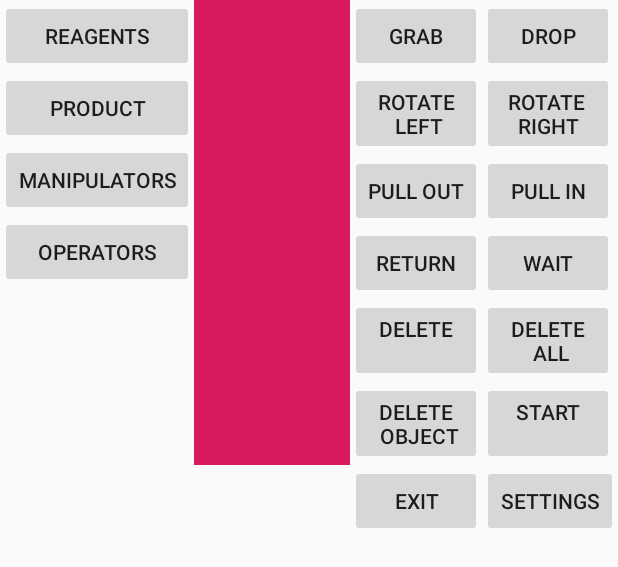
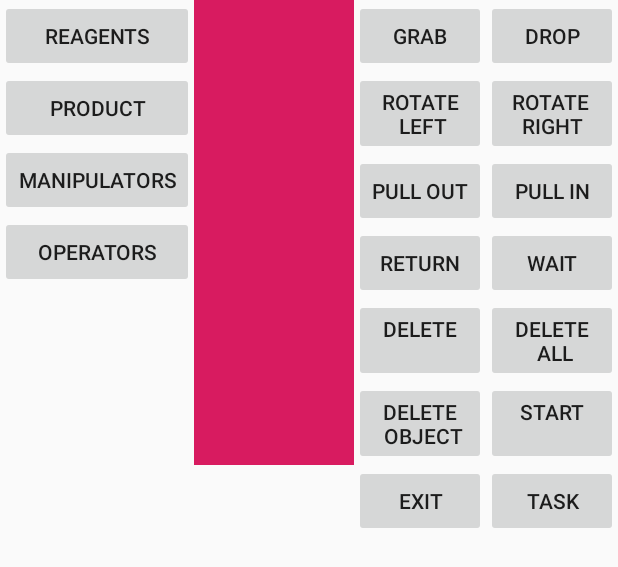
Before and after one commit to murovv/opus_magnum_game_field, an Android app: the layout activity_main.xml on its own in the app's theme, with its tools: preview values and no code run, on a phone screen of 412 x 824 dp. Shown: the top 567 px of the screen. Run offline under Robolectric (Android 15) with nearby library versions, the phone set to English and light mode, and no system bars.

Commit message:
добавлено окошко с заданием для игрока

```diff
--- a/app/src/main/res/layout/activity_main.xml
+++ b/app/src/main/res/layout/activity_main.xml
@@ -95,8 +95,8 @@
         android:text="start\n"
         android:id="@+id/start"/>
         <Button android:layout_width="wrap_content" android:layout_height="wrap_content"
-        android:text="Settings"
-        android:id="@+id/settings"/>
+        android:text="Task"
+        android:id="@+id/task"/>
 
     </LinearLayout>
     <LinearLayout android:layout_width="wrap_content"
```
Also changed, not shown: app/src/main/java/com/example/opus_magnum_game_field/GameField.kt (+12 -1 lines).
